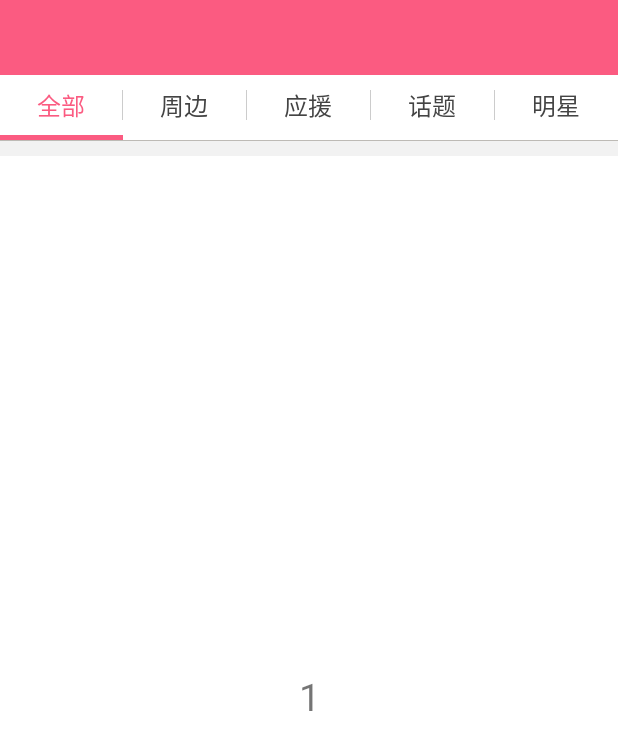
After one commit to phanz/AndroidDemo, an Android app: the RimFragment screen opened directly, with no data from a screen before it, on a phone screen of 412 x 824 dp. The commit adds this screen. Shown: the top 750 px of the screen. Run offline under Robolectric (Android 15) with nearby library versions, the phone set to English and light mode, and no system bars.

Commit message:
添加ViewPager的使用

```diff
--- a/app/src/main/AndroidManifest.xml
+++ b/app/src/main/AndroidManifest.xml
@@ -51,6 +51,7 @@
         <activity android:name=".background.BackgroundActivity" />
         <activity android:name=".surfaceview.SurfaceActivity" />
         <activity android:name=".canvas.CanvasActivity"></activity>
+        <activity android:name=".viewpager.ViewPagerActivity"></activity>
     </application>
 
 </manifest>
--- a/app/src/main/java/com/example/demo/MainActivity.java
+++ b/app/src/main/java/com/example/demo/MainActivity.java
@@ -27,6 +27,7 @@ import com.example.demo.simpleHScrollView2.HScrollView2Activity;
 import com.example.demo.snackbar.SnackBarActivity;
 import com.example.demo.surfaceview.SurfaceActivity;
 import com.example.demo.swiperefresh.SwipeRefreshActivity;
+import com.example.demo.viewpager.ViewPagerActivity;
 import com.example.demo.widget.WidgetActivity;
 
 import butterknife.ButterKnife;
@@ -48,7 +49,7 @@ public class MainActivity extends AppCompatActivity implements View.OnClickListe
             R.id.h_scroll_view_btn,R.id.h_scroll_view_btn_2,R.id.list_view_btn,
             R.id.alarm_manager_btn,R.id.orm_lite_btn,R.id.swipe_refresh_btn,
             R.id.popup_btn,R.id.dialog_btn,R.id.background_btn,
-            R.id.surface_view_btn,R.id.canvas_btn})
+            R.id.surface_view_btn,R.id.canvas_btn,R.id.view_pager_btn})
     public void onClick(View view) {
         int id = view.getId();
         switch (id){
@@ -168,6 +169,11 @@ public class MainActivity extends AppCompatActivity implements View.OnClickListe
                 startActivity(canvasIntent);
                 break;
 
+            case R.id.view_pager_btn:
+                Intent viewPagerIntent = new Intent(MainActivity.this, ViewPagerActivity.class);
+                startActivity(viewPagerIntent);
+                break;
+
             default:
                 break;
         }
--- /dev/null
+++ b/app/src/main/java/com/example/demo/viewpager/FragmentAdapter.java
@@ -0,0 +1,31 @@
+package com.example.demo.viewpager;
+
+import android.support.v4.app.Fragment;
+import android.support.v4.app.FragmentManager;
+import android.support.v4.app.FragmentPagerAdapter;
+
+import java.util.ArrayList;
+
+/**
+ * Created by Administrator on 2016/6/23 0023.
+ */
+public class FragmentAdapter  extends FragmentPagerAdapter {
+
+    private ArrayList<Fragment> mFragmentList;
+
+    public FragmentAdapter(FragmentManager fm, ArrayList<Fragment> mFragmentList) {
+        super(fm);
+        this.mFragmentList = mFragmentList;
+    }
+
+    @Override
+    public Fragment getItem(int arg0) {
+        return mFragmentList.get(arg0);
+    }
+
+    @Override
+    public int getCount() {
+        return mFragmentList.size();
+    }
+
+}
--- /dev/null
+++ b/app/src/main/java/com/example/demo/viewpager/RimFragment.java
@@ -0,0 +1,47 @@
+package com.example.demo.viewpager;
+
+import android.app.Activity;
+import android.os.Bundle;
+import android.support.v4.app.Fragment;
+import android.view.LayoutInflater;
+import android.view.View;
+import android.view.ViewGroup;
+import android.widget.TextView;
+
+import com.example.demo.R;
+
+/**
+ * Created by Administrator on 2016/6/23 0023.
+ */
+public class RimFragment  extends Fragment {
+    private Activity mActivity;
+    public static String FORM="RimFragment";
+    private String actName;
+    private String type;
+    private TextView tv;
+
+    public void setMsgName(String type,String actName) {
+        this.type = type;
+        this.actName = actName;
+    }
+
+    @Override
+    public void onAttach(Activity activity) {
+        super.onAttach(activity);
+        this.mActivity = activity;
+    }
+
+    @Override
+    public View onCreateView(LayoutInflater inflater, ViewGroup container, Bundle savedInstanceState) {
+        View view = inflater.inflate(R.layout.fragment_rim, container, false);
+        return view;
+    }
+
+    @Override
+    public void onViewCreated(View view, Bundle savedInstanceState) {
+        super.onViewCreated(view, savedInstanceState);
+        tv=(TextView)view.findViewById(R.id.tv);
+        tv.setText(type);
+    }
+
+}
--- /dev/null
+++ b/app/src/main/java/com/example/demo/viewpager/ViewPagerActivity.java
@@ -0,0 +1,188 @@
+package com.example.demo.viewpager;
+
+import android.content.Context;
+import android.os.Bundle;
+import android.support.v4.app.Fragment;
+import android.support.v4.app.FragmentActivity;
+import android.support.v4.view.ViewPager;
+import android.util.Log;
+import android.view.View;
+import android.view.Window;
+import android.view.WindowManager;
+import android.widget.FrameLayout;
+import android.widget.ImageView;
+import android.widget.LinearLayout;
+import android.widget.TextView;
+
+import com.example.demo.R;
+
+import java.util.ArrayList;
+
+public class ViewPagerActivity extends FragmentActivity implements View.OnClickListener, ViewPager.OnPageChangeListener {
+
+    public static final String TAG = "ViewPagerActivity";
+
+    private int tabWidth;
+    private ImageView cursorImg;
+    private LinearLayout.LayoutParams lp;
+
+    private TextView num_tab1_tv;
+    private TextView num_tab2_tv;
+    private TextView num_tab3_tv;
+    private TextView num_tab4_tv;
+    private TextView num_tab5_tv;
+
+    private FrameLayout tab1_fl;
+    private FrameLayout tab2_fl;
+    private FrameLayout tab3_fl;
+    private FrameLayout tab4_fl;
+    private FrameLayout tab5_fl;
+
+    private ArrayList<TextView> tvList;
+    private ViewPager viewPager;
+    private ArrayList<Fragment> fragmentsList;
+
+    RimFragment fragment1, fragment2, fragment3, fragment4, fragment5;
+    private Object currentIndex;
+
+    @Override
+    protected void onCreate(Bundle savedInstanceState) {
+        super.onCreate(savedInstanceState);
+        requestWindowFeature(Window.FEATURE_NO_TITLE);
+        setContentView(R.layout.activity_viewpager);
+        initViews();
+
+    }
+
+    private void initViews() {
+
+        WindowManager wm = (WindowManager) getSystemService(Context.WINDOW_SERVICE);
+
+        int width = wm.getDefaultDisplay().getWidth();
+        tabWidth = width / 5;
+        cursorImg = (ImageView) findViewById(R.id.rim_cursor);
+        lp = (LinearLayout.LayoutParams) cursorImg.getLayoutParams();
+        lp.width = tabWidth;
+        cursorImg.setLayoutParams(lp);
+
+        num_tab1_tv = (TextView) findViewById(R.id.rim_tab1_tv);
+        tab1_fl = (FrameLayout) findViewById(R.id.rim_tab1_fl);
+
+        num_tab2_tv = (TextView) findViewById(R.id.rim_tab2_tv);
+        tab2_fl = (FrameLayout) findViewById(R.id.rim_tab2_fl);
+
+        num_tab3_tv = (TextView) findViewById(R.id.rim_tab3_tv);
+        tab3_fl = (FrameLayout) findViewById(R.id.rim_tab3_fl);
+
+        num_tab4_tv = (TextView) findViewById(R.id.rim_tab4_tv);
+        tab4_fl = (FrameLayout) findViewById(R.id.rim_tab4_fl);
+
+        num_tab5_tv = (TextView) findViewById(R.id.rim_tab5_tv);
+        tab5_fl = (FrameLayout) findViewById(R.id.rim_tab5_fl);
+
+        tab1_fl.setOnClickListener(this);
+        tab2_fl.setOnClickListener(this);
+        tab3_fl.setOnClickListener(this);
+        tab4_fl.setOnClickListener(this);
+        tab5_fl.setOnClickListener(this);
+
+        tvList = new ArrayList<>();
+        tvList.add(num_tab1_tv);
+        tvList.add(num_tab2_tv);
+        tvList.add(num_tab3_tv);
+        tvList.add(num_tab4_tv);
+        tvList.add(num_tab5_tv);
+        initViewPager();
+
+    }
+
+    /**
+     * 初始化viewpager
+     */
+    private void initViewPager() {
+        viewPager = (ViewPager) findViewById(R.id.rim_third_vp);
+        fragmentsList = new ArrayList<>();
+        fragment1 = new RimFragment();
+        fragment1.setMsgName("1", "周边");
+
+        fragment2 = new RimFragment();
+        fragment2.setMsgName("2", "周边");
+        fragment3 = new RimFragment();
+        fragment3.setMsgName("3", "周边");
+        fragment4 = new RimFragment();
+        fragment4.setMsgName("4", "周边");
+        fragment5 = new RimFragment();
+        fragment5.setMsgName("5", "周边");
+        fragmentsList.add(fragment1);
+        fragmentsList.add(fragment2);
+        fragmentsList.add(fragment3);
+        fragmentsList.add(fragment4);
+        fragmentsList.add(fragment5);
+
+        viewPager.setAdapter(new FragmentAdapter(getSupportFragmentManager(), fragmentsList));
+        viewPager.setCurrentItem(0);
+        viewPager.setOnPageChangeListener(this);
+    }
+
+
+    @Override
+    public void onClick(View v) {
+        switch (v.getId()) {
+            case R.id.rim_tab1_fl:
+                viewPager.setCurrentItem(0);
+                selectTab(0);
+                break;
+            case R.id.rim_tab2_fl:
+                viewPager.setCurrentItem(1);
+                selectTab(1);
+                break;
+            case R.id.rim_tab3_fl:
+                viewPager.setCurrentItem(2);
+                selectTab(2);
+                break;
+            case R.id.rim_tab4_fl:
+                viewPager.setCurrentItem(3);
+                selectTab(3);
+                break;
+            case R.id.rim_tab5_fl:
+                viewPager.setCurrentItem(4);
+                selectTab(4);
+                break;
+        }
+
+    }
+
+
+    @Override
+    public void onPageScrolled(int position, float positionOffset, int positionOffsetPixels) {
+        lp.leftMargin = positionOffsetPixels / 5 + tabWidth * position;
+        cursorImg.setLayoutParams(lp);
+        currentIndex = position;
+    }
+
+    @Override
+    public void onPageSelected(int position) {
+        selectTab(position);
+    }
+
+    public void selectTab(int i){
+        fragment1.setMsgName((i + 1) + "", "周边");//周边的官方和会员的接口参数,1为官方的数据
+        num_tab1_tv.setTextColor(getResources().getColor(R.color.red_base));
+        num_tab2_tv.setTextColor(getResources().getColor(R.color.text_gray_4));
+        num_tab3_tv.setTextColor(getResources().getColor(R.color.text_gray_4));
+        num_tab4_tv.setTextColor(getResources().getColor(R.color.text_gray_4));
+        num_tab5_tv.setTextColor(getResources().getColor(R.color.text_gray_4));
+        for(TextView textView : tvList){
+            textView.setTextColor(getResources().getColor(R.color.text_gray_4));
+        }
+        tvList.get(i).setTextColor(getResources().getColor(R.color.red_base));
+
+    }
+
+    @Override
+    public void onPageScrollStateChanged(int state) {
+
+    }
+
+
+}
--- a/app/src/main/res/drawable/image_layer_list.xml
+++ b/app/src/main/res/drawable/image_layer_list.xml
@@ -1,5 +1,5 @@
 <?xml version="1.0" encoding="utf-8"?>
-<layer-list xmlns:android="http://schemas.android.com/apk/res/android" >
+<layer-mFragmentList xmlns:android="http://schemas.android.com/apk/res/android" >
     <item android:drawable="@drawable/qq_icon"></item><!--图1-->
     <item android:drawable="@drawable/book_icon"></item><!--图2-->
-</layer-list>
+</layer-mFragmentList>
--- a/app/src/main/res/layout/activity_main.xml
+++ b/app/src/main/res/layout/activity_main.xml
@@ -3,24 +3,12 @@
     xmlns:tools="http://schemas.android.com/tools"
     android:layout_width="match_parent"
     android:layout_height="wrap_content">
-    <LinearLayout
+    <GridLayout
         android:id="@+id/activity_main"
         android:layout_width="match_parent"
         android:layout_height="match_parent"
-        android:orientation="vertical"
+        android:columnCount="2"
         tools:context="com.example.demo.MainActivity">
-
-        <Button
-            android:id="@+id/aidl_btn"
-            android:layout_width="wrap_content"
-            android:layout_height="wrap_content"
-            android:textAllCaps="false"
-            android:text="Aidl" />
-
-        <LinearLayout
-            android:layout_width="match_parent"
-            android:layout_height="wrap_content"
-            android:orientation="horizontal">
 
         <Button
             android:id="@+id/recycler_view_btn"
@@ -36,7 +24,12 @@
             android:textAllCaps="false"
             android:text="ItemDecoration" />
 
-        </LinearLayout>
+        <Button
+            android:id="@+id/aidl_btn"
+            android:layout_width="wrap_content"
+            android:layout_height="wrap_content"
+            android:textAllCaps="false"
+            android:text="Aidl" />
 
         <Button
             android:id="@+id/fragment_btn"
@@ -162,7 +155,7 @@
             android:layout_width="wrap_content"
             android:layout_height="wrap_content"
             android:textAllCaps="false"
-            android:text="Selector | layer-list | Shape"/>
+            android:text="Selector | layer-mFragmentList | Shape"/>
 
         <Button
             android:id="@+id/surface_view_btn"
@@ -177,5 +170,12 @@
             android:layout_height="wrap_content"
             android:textAllCaps="false"
             android:text="Canvas"/>
-    </LinearLayout>
+
+        <Button
+            android:id="@+id/view_pager_btn"
+            android:layout_width="wrap_content"
+            android:layout_height="wrap_content"
+            android:textAllCaps="false"
+            android:text="ViewPager"/>
+    </GridLayout>
 </ScrollView>
--- /dev/null
+++ b/app/src/main/res/layout/activity_viewpager.xml
@@ -0,0 +1,174 @@
+<?xml version="1.0" encoding="utf-8"?>
+<LinearLayout xmlns:android="http://schemas.android.com/apk/res/android"
+    android:layout_width="match_parent"
+    android:layout_height="match_parent"
+    android:background="@color/white"
+    android:orientation="vertical" >
+
+   <LinearLayout
+       android:background="@color/red_base"
+       android:orientation="horizontal"
+       android:layout_width="match_parent"
+       android:layout_height="50dp">
+
+   </LinearLayout>
+    <!-- 选项卡 -->
+
+    <LinearLayout
+        android:layout_width="match_parent"
+        android:layout_height="40dp"
+        android:background="@color/white"
+        android:orientation="horizontal"
+        android:weightSum="5" >
+
+        <FrameLayout
+            android:id="@+id/rim_tab1_fl"
+            android:layout_width="0dp"
+            android:layout_height="match_parent"
+            android:layout_weight="1"
+            android:clickable="true"
+            android:gravity="center" >
+
+            <TextView
+                android:id="@+id/rim_tab1_tv"
+                android:layout_width="wrap_content"
+                android:layout_height="wrap_content"
+                android:layout_gravity="center"
+                android:text="全部"
+                android:textColor="@color/red_base"
+                android:textSize="16sp" />
+        </FrameLayout>
+
+        <View
+            android:layout_width="0.5dp"
+            android:layout_height="match_parent"
+            android:layout_marginBottom="10dp"
+            android:layout_marginTop="10dp"
+            android:background="@color/divider_gray_line" />
+
+        <FrameLayout
+            android:id="@+id/rim_tab2_fl"
+            android:layout_width="0dp"
+            android:layout_height="match_parent"
+            android:layout_weight="1"
+            android:clickable="true"
+            android:gravity="center" >
+
+            <TextView
+                android:id="@+id/rim_tab2_tv"
+                android:layout_width="wrap_content"
+                android:layout_height="wrap_content"
+                android:layout_gravity="center"
+                android:text="周边"
+                android:textColor="@color/text_gray_4"
+                android:textSize="16sp" />
+        </FrameLayout>
+
+        <View
+            android:layout_width="0.5dp"
+            android:layout_height="match_parent"
+            android:layout_marginBottom="10dp"
+            android:layout_marginTop="10dp"
+            android:background="@color/divider_gray_line" />
+
+        <FrameLayout
+            android:id="@+id/rim_tab3_fl"
+            android:layout_width="0dp"
+            android:layout_height="match_parent"
+            android:layout_weight="1"
+            android:clickable="true"
+            android:gravity="center" >
+
+            <TextView
+                android:id="@+id/rim_tab3_tv"
+                android:layout_width="wrap_content"
+                android:layout_height="wrap_content"
+                android:layout_gravity="center"
+                android:text="应援"
+                android:textColor="@color/text_gray_4"
+                android:textSize="16sp" />
+        </FrameLayout>
+
+
+
+        <View
+            android:layout_width="0.5dp"
+            android:layout_height="match_parent"
+            android:layout_marginBottom="10dp"
+            android:layout_marginTop="10dp"
+            android:background="@color/divider_gray_line" />
+
+        <FrameLayout
+            android:id="@+id/rim_tab4_fl"
+            android:layout_width="0dp"
+            android:layout_height="match_parent"
+            android:layout_weight="1"
+            android:clickable="true"
+            android:gravity="center" >
+
+            <TextView
+                android:id="@+id/rim_tab4_tv"
+                android:layout_width="wrap_content"
+                android:layout_height="wrap_content"
+                android:layout_gravity="center"
+                android:text="话题"
+                android:textColor="@color/text_gray_4"
+                android:textSize="16sp" />
+        </FrameLayout>
+
+        <View
+            android:layout_width="0.5dp"
+            android:layout_height="match_parent"
+            android:layout_marginBottom="10dp"
+            android:layout_marginTop="10dp"
+            android:background="@color/divider_gray_line" />
+
+        <FrameLayout
+            android:id="@+id/rim_tab5_fl"
+            android:layout_width="0dp"
+            android:layout_height="match_parent"
+            android:layout_weight="1"
+            android:clickable="true"
+            android:gravity="center" >
+
+            <TextView
+                android:id="@+id/rim_tab5_tv"
+                android:layout_width="wrap_content"
+                android:layout_height="wrap_content"
+                android:layout_gravity="center"
+                android:text="明星"
+                android:textColor="@color/text_gray_4"
+                android:textSize="16sp" />
+        </FrameLayout>
+    </LinearLayout>
+
+    <LinearLayout
+        android:layout_width="match_parent"
+        android:layout_height="3dp"
+        android:background="@color/white" >
+
+        <ImageView
+            android:id="@+id/rim_cursor"
+            android:layout_width="80dp"
+            android:layout_height="3dp"
+            android:layout_marginTop="0dip"
+            android:background="@color/title_bar_blue" />
+    </LinearLayout>
+
+    <View
+        android:layout_width="match_parent"
+        android:layout_height="0.1dp"
+        android:background="@color/btn_bg_gray" />
+    <!-- 选项卡内容显示区域 -->
+
+    <View
+        android:layout_width="match_parent"
+        android:layout_height="10dp"
+        android:background="@color/bg_light_gray" />
+
+    <android.support.v4.view.ViewPager
+        android:id="@+id/rim_third_vp"
+        android:layout_width="match_parent"
+        android:layout_height="match_parent" />
+
+</LinearLayout>
--- /dev/null
+++ b/app/src/main/res/layout/fragment_rim.xml
@@ -0,0 +1,15 @@
+<?xml version="1.0" encoding="utf-8"?>
+<LinearLayout xmlns:android="http://schemas.android.com/apk/res/android"
+    android:orientation="vertical" android:layout_width="match_parent"
+    android:layout_height="match_parent">
+
+    <TextView
+        android:text="11"
+        android:id="@+id/tv"
+        android:layout_gravity="center"
+        android:gravity="center"
+        android:textSize="25sp"
+        android:layout_width="match_parent"
+        android:layout_height="match_parent" />
+
+</LinearLayout>
--- a/app/src/main/res/values/colors.xml
+++ b/app/src/main/res/values/colors.xml
@@ -11,4 +11,11 @@
     <color name="green">#0f0</color>
     <color name="red">#f00</color>
     <color name="blue">#00f</color>
+
+    <color name="red_base">#FB5B81</color>
+    <color name="text_gray_4">#444444</color>
+    <color name="divider_gray_line">#cccccc</color>
+    <color name="title_bar_blue">#FB5B81</color>
+    <color name="btn_bg_gray">#BDBAB5</color>
+    <color name="bg_light_gray">#F2F2F2</color>
 </resources>
```
Lines whose indentation alone changed are shown as unchanged.
